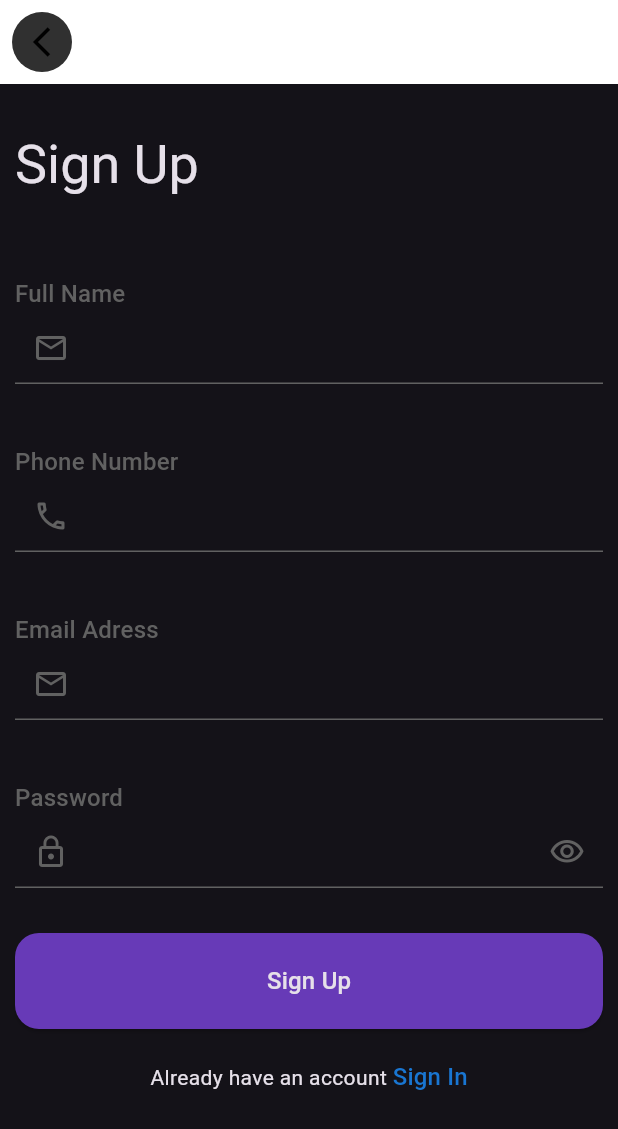
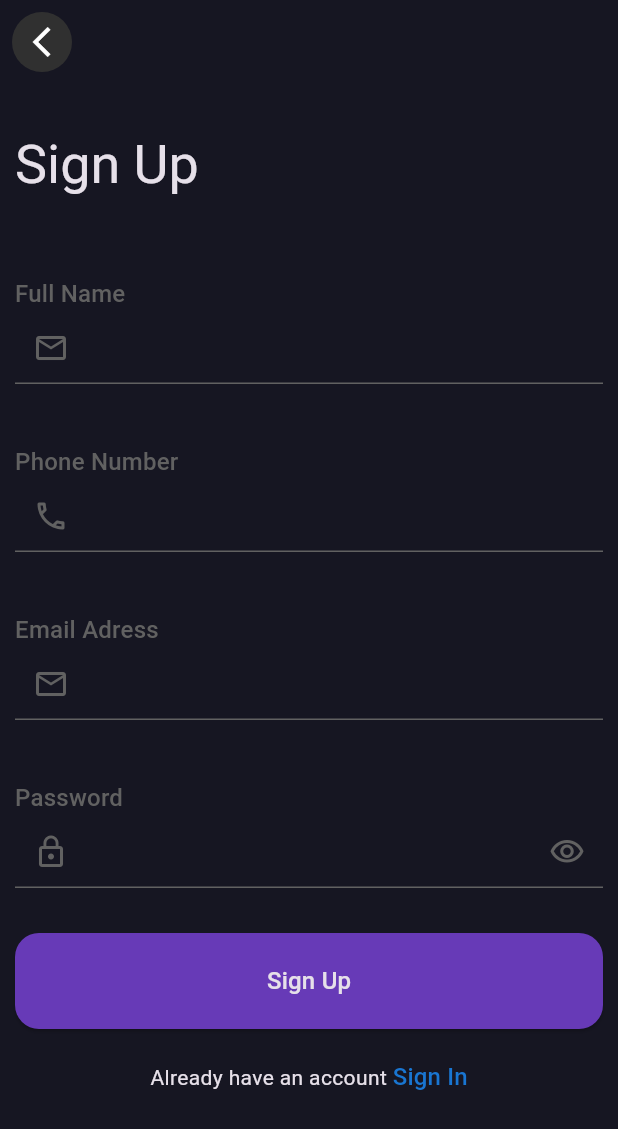
Before and after one commit to SertacN/flutter-screen-coding-projects, a Flutter app: the screen it shows after launch, on a phone screen of 412 x 824 dp. Shown: the top 1129 px of the screen. Run offline on Flutter 3.47's test engine with Material 3 defaults, Android fonts, the phone set to English and light mode, and no system bars.

Commit message:
edit signup dark theme

```diff
--- a/sign_up_page/lib/feature/sign_up_colors.dart
+++ b/sign_up_page/lib/feature/sign_up_colors.dart
@@ -5,6 +5,6 @@ final class SignUpColors extends Color {
   SignUpColors.grey() : super(Colors.grey[700]?.value ?? Colors.grey.value);
   SignUpColors.deepPurple() : super(Colors.deepPurple.value);
   SignUpColors.blue() : super(Colors.blue[700]?.value ?? Colors.blue.value);
-  SignUpColors.darkGrey()
-      : super(Colors.grey[850]?.value ?? Colors.black.value);
+  SignUpColors.darkGrey() : super(Colors.grey[850]?.value ?? Colors.black.value);
+  const SignUpColors.backGround() : super((0xff161622));
 }
--- a/sign_up_page/lib/feature/sign_up_view.dart
+++ b/sign_up_page/lib/feature/sign_up_view.dart
@@ -1,6 +1,5 @@
 import 'package:flutter/material.dart';
 import 'package:sign_up_page/core/extension/context_extension.dart';
-import 'package:sign_up_page/feature/sign_up_colors.dart';
 import 'package:sign_up_page/feature/sign_up_controller_mixin.dart';
 import 'package:sign_up_page/feature/sign_up_icons_manager.dart';
 import 'package:sign_up_page/feature/sign_up_keys.dart';
@@ -86,9 +85,7 @@ class _SigUpViewState extends State<SigUpView> with SignUpControllerMixin {
 
   IconButton _backButton() {
     return IconButton(
-        style: ButtonStyle(
-            backgroundColor:
-                MaterialStatePropertyAll(context.colorScheme.onSecondary)),
+        style: ButtonStyle(backgroundColor: MaterialStatePropertyAll(context.colorScheme.onSecondary)),
         onPressed: () {},
         icon: const Icon(Icons.arrow_back_ios_outlined));
   }
--- a/sign_up_page/lib/feature/theme/custom_theme.dart
+++ b/sign_up_page/lib/feature/theme/custom_theme.dart
@@ -3,10 +3,12 @@ import 'package:sign_up_page/feature/sign_up_colors.dart';
 
 class CustomDarkTheme {
   final ThemeData themeData = ThemeData.dark().copyWith(
-      colorScheme: ColorScheme.light(
-    secondary: SignUpColors.blue(),
-    primary: SignUpColors.deepPurple(),
-    onBackground: SignUpColors.grey(),
-    onSecondary: SignUpColors.darkGrey(),
-  ));
+      appBarTheme: const AppBarTheme(backgroundColor: SignUpColors.backGround()),
+      scaffoldBackgroundColor: const SignUpColors.backGround(),
+      colorScheme: ColorScheme.dark(
+        secondary: SignUpColors.blue(),
+        primary: SignUpColors.deepPurple(),
+        onBackground: SignUpColors.grey(),
+        onSecondary: SignUpColors.darkGrey(),
+      ));
 }
--- a/sign_up_page/lib/feature/widgets/sign_up_button.dart
+++ b/sign_up_page/lib/feature/widgets/sign_up_button.dart
@@ -14,9 +14,8 @@ class _SignUpButton extends StatelessWidget {
       padding: SignUpPadding.low.verticalPadding,
       child: ElevatedButton(
           style: ElevatedButton.styleFrom(
-              shape:
-                  RoundedRectangleBorder(borderRadius: _buttonBorderRadius()),
-              backgroundColor: SignUpColors.deepPurple()),
+              shape: RoundedRectangleBorder(borderRadius: _buttonBorderRadius()),
+              backgroundColor: context.colorScheme.primary),
           onPressed: onPressed,
           child: Padding(
             padding: SignUpPadding.medium.verticalPadding,
@@ -29,6 +28,5 @@ class _SignUpButton extends StatelessWidget {
     );
   }
 
-  BorderRadius _buttonBorderRadius() =>
-      const BorderRadius.all(Radius.circular(16));
+  BorderRadius _buttonBorderRadius() => const BorderRadius.all(Radius.circular(16));
 }
```
Also changed, not shown: sign_up_page/lib/main.dart (+4 -3 lines), 1 other file.
